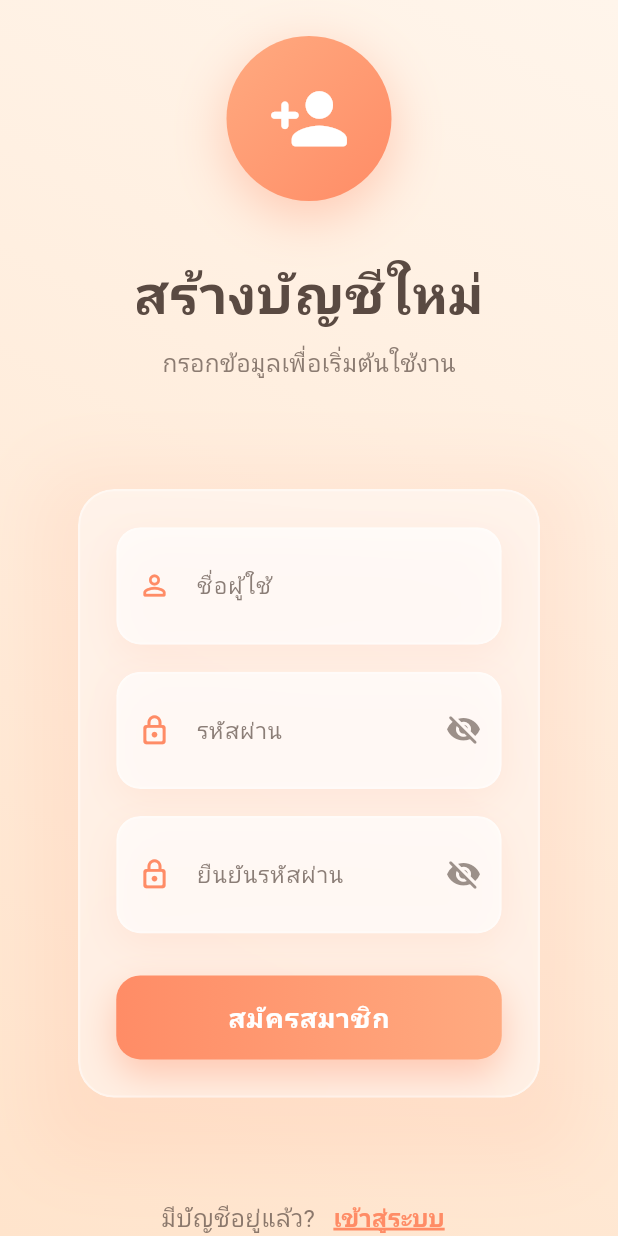
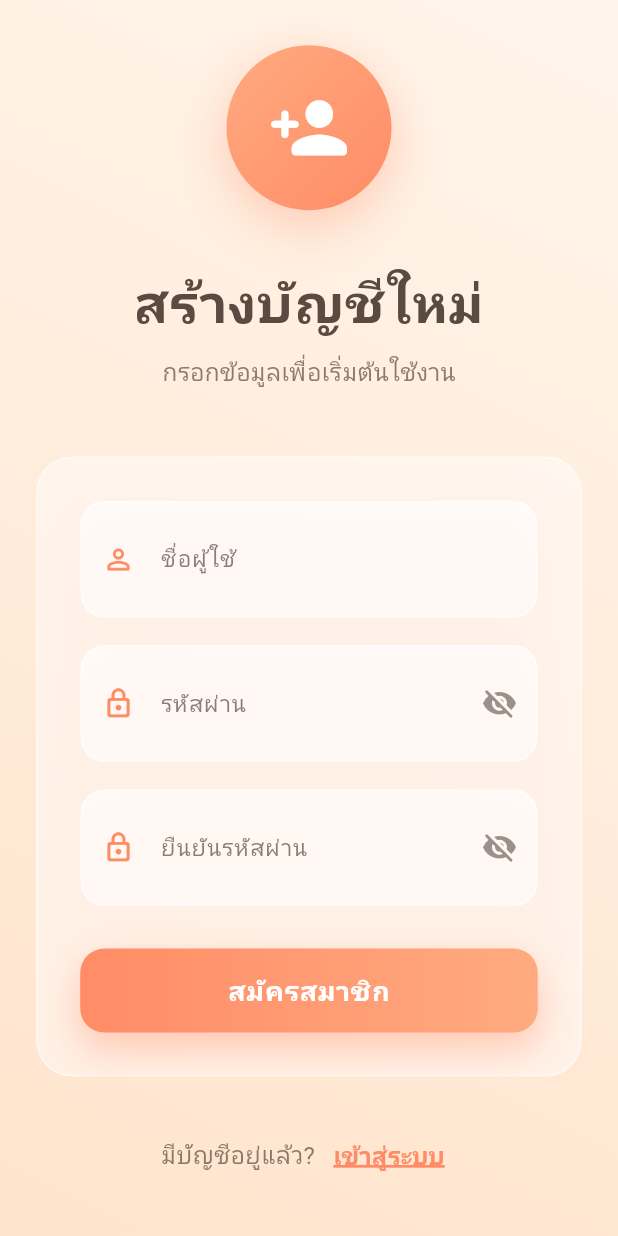
Before and after one commit to SSmikey/inventory_my_app, a Flutter app: the RegisterScreen screen opened by its route, on a phone screen of 412 x 824 dp. Run offline on Flutter 3.47's test engine with Material 3 defaults, Android fonts, the phone set to English and light mode, and no system bars; our stand-ins replace fl_chart, google_fonts, shared_preferences; accounts and stored records are empty; Roboto replaces fonts that are missing (Prompt).

Commit message:
register ui

```diff
--- a/lib/screens/register_screen.dart
+++ b/lib/screens/register_screen.dart
@@ -4,15 +4,13 @@ import 'dart:ui';
 
 // ธีมสีส้มนุ่มนวล ไม่แสบตา (เหมือนกับ login_screen.dart)
 class AppColors {
-  static const primaryOrange = Color(0xFFFFAA80); // Soft Coral
-  static const secondaryOrange = Color(0xFFFFCC99); // Warm Peach
-  static const accentOrange = Color(0xFFFF8C66); // Muted Orange
-  static const backgroundStart = Color(0xFFFFF5EB); // Cream White
-  static const backgroundEnd = Color(0xFFFFE4CC); // Light Peach
-  static const cardBackground = Color(0xFFFFFAF5); // Off White
-  static const textDark = Color(0xFF5A4A42); // Warm Brown
-  static const textLight = Color(0xFFFFFFFF);
-  static const shadowColor = Color(0x1AFF8C66); // Subtle Orange Shadow
+  static const primaryOrange = Color(0xFFFFAA80);
+  static const secondaryOrange = Color(0xFFFFCC99);
+  static const accentOrange = Color(0xFFFF8C66);
+  static const backgroundStart = Color(0xFFFFF5EB);
+  static const backgroundEnd = Color(0xFFFFE4CC);
+  static const textDark = Color(0xFF5A4A42);
+  static const shadowColor = Color(0x1AFF8C66);
 }
 
 class RegisterScreen extends StatefulWidget {
@@ -140,26 +138,249 @@ class _RegisterScreenState extends State<RegisterScreen>
     }
   }
 
-  Widget _buildGlassTextField({
-    required TextEditingController controller,
-    required String label,
-    required IconData icon,
-    String? hintText,
-    bool obscureText = false,
-    Widget? suffixIcon,
-  }) {
+  @override
+  Widget build(BuildContext context) {
+    return Scaffold(
+      body: Container(
+        decoration: const BoxDecoration(
+          gradient: LinearGradient(
+            begin: Alignment.topRight,
+            end: Alignment.bottomLeft,
+            colors: [AppColors.backgroundStart, AppColors.backgroundEnd],
+          ),
+        ),
+        child: SafeArea(
+          child: Center(
+            child: SingleChildScrollView(
+              padding: const EdgeInsets.all(24),
+              child: FadeTransition(
+                opacity: _fadeAnimation,
+                child: SlideTransition(
+                  position: _slideAnimation,
+                  child: ScaleTransition(
+                    scale: _scaleAnimation,
+                    child: Column(
+                      mainAxisAlignment: MainAxisAlignment.center,
+                      children: [
+                        _LogoWidget(),
+                        const SizedBox(height: 35),
+                        _HeaderSection(),
+                        const SizedBox(height: 45),
+                        _RegisterCard(
+                          usernameController: _usernameController,
+                          passwordController: _passwordController,
+                          confirmPasswordController: _confirmPasswordController,
+                          obscurePassword: _obscurePassword,
+                          obscureConfirmPassword: _obscureConfirmPassword,
+                          isLoading: _isLoading,
+                          onTogglePassword: () => setState(
+                            () => _obscurePassword = !_obscurePassword,
+                          ),
+                          onToggleConfirmPassword: () => setState(
+                            () => _obscureConfirmPassword =
+                                !_obscureConfirmPassword,
+                          ),
+                          onRegister: _register,
+                        ),
+                        const SizedBox(height: 28),
+                        _LoginLink(),
+                      ],
+                    ),
+                  ),
+                ),
+              ),
+            ),
+          ),
+        ),
+      ),
+    );
+  }
+}
+
+// Logo Widget with Glow Effect
+class _LogoWidget extends StatelessWidget {
+  @override
+  Widget build(BuildContext context) {
     return Container(
+      width: 110,
+      height: 110,
       decoration: BoxDecoration(
-        borderRadius: BorderRadius.circular(16),
+        shape: BoxShape.circle,
+        gradient: const LinearGradient(
+          colors: [AppColors.primaryOrange, AppColors.accentOrange],
+          begin: Alignment.topLeft,
+          end: Alignment.bottomRight,
+        ),
+        boxShadow: [
+          BoxShadow(
+            color: AppColors.accentOrange.withOpacity(0.4),
+            blurRadius: 30,
+            offset: const Offset(0, 10),
+          ),
+        ],
+      ),
+      child: const Icon(
+        Icons.person_add_rounded,
+        size: 55,
+        color: Colors.white,
+      ),
+    );
+  }
+}
+
+// Header Section
+class _HeaderSection extends StatelessWidget {
+  @override
+  Widget build(BuildContext context) {
+    return Column(
+      children: [
+        const Text(
+          "สร้างบัญชีใหม่",
+          style: TextStyle(
+            fontSize: 36,
+            fontWeight: FontWeight.bold,
+            color: AppColors.textDark,
+            letterSpacing: 0.5,
+          ),
+        ),
+        const SizedBox(height: 10),
+        Text(
+          "กรอกข้อมูลเพื่อเริ่มต้นใช้งาน",
+          style: TextStyle(
+            fontSize: 16,
+            color: AppColors.textDark.withOpacity(0.7),
+            fontWeight: FontWeight.w400,
+          ),
+        ),
+      ],
+    );
+  }
+}
+
+// Register Card with Glass Effect
+class _RegisterCard extends StatelessWidget {
+  final TextEditingController usernameController;
+  final TextEditingController passwordController;
+  final TextEditingController confirmPasswordController;
+  final bool obscurePassword;
+  final bool obscureConfirmPassword;
+  final bool isLoading;
+  final VoidCallback onTogglePassword;
+  final VoidCallback onToggleConfirmPassword;
+  final VoidCallback onRegister;
+
+  const _RegisterCard({
+    required this.usernameController,
+    required this.passwordController,
+    required this.confirmPasswordController,
+    required this.obscurePassword,
+    required this.obscureConfirmPassword,
+    required this.isLoading,
+    required this.onTogglePassword,
+    required this.onToggleConfirmPassword,
+    required this.onRegister,
+  });
+
+  @override
+  Widget build(BuildContext context) {
+    return ClipRRect(
+      borderRadius: BorderRadius.circular(24),
+      child: BackdropFilter(
+        filter: ImageFilter.blur(sigmaX: 15, sigmaY: 15),
+        child: Container(
+          decoration: BoxDecoration(
+            color: Colors.white.withOpacity(0.5),
+            borderRadius: BorderRadius.circular(24),
+            border: Border.all(
+              color: Colors.white.withOpacity(0.4),
+              width: 1.5,
+            ),
             boxShadow: [
               BoxShadow(
                 color: AppColors.shadowColor,
-            blurRadius: 20,
-            offset: const Offset(0, 8),
+                blurRadius: 40,
+                offset: const Offset(0, 15),
               ),
             ],
           ),
-      child: ClipRRect(
+          padding: const EdgeInsets.all(28),
+          child: Column(
+            children: [
+              _GlassTextField(
+                controller: usernameController,
+                label: "ชื่อผู้ใช้",
+                icon: Icons.person_outline_rounded,
+                hintText: "เลือกชื่อผู้ใช้ของคุณ",
+              ),
+              const SizedBox(height: 18),
+              _GlassTextField(
+                controller: passwordController,
+                label: "รหัสผ่าน",
+                icon: Icons.lock_outline_rounded,
+                hintText: "อย่างน้อย 6 ตัวอักษร",
+                obscureText: obscurePassword,
+                suffixIcon: IconButton(
+                  icon: Icon(
+                    obscurePassword
+                        ? Icons.visibility_off_rounded
+                        : Icons.visibility_rounded,
+                    color: AppColors.textDark.withOpacity(0.6),
+                  ),
+                  onPressed: onTogglePassword,
+                ),
+              ),
+              const SizedBox(height: 18),
+              _GlassTextField(
+                controller: confirmPasswordController,
+                label: "ยืนยันรหัสผ่าน",
+                icon: Icons.lock_outline_rounded,
+                hintText: "กรอกรหัสผ่านอีกครั้ง",
+                obscureText: obscureConfirmPassword,
+                suffixIcon: IconButton(
+                  icon: Icon(
+                    obscureConfirmPassword
+                        ? Icons.visibility_off_rounded
+                        : Icons.visibility_rounded,
+                    color: AppColors.textDark.withOpacity(0.6),
+                  ),
+                  onPressed: onToggleConfirmPassword,
+                ),
+              ),
+              const SizedBox(height: 28),
+              _GradientButton(
+                text: "สมัครสมาชิก",
+                onPressed: onRegister,
+                isLoading: isLoading,
+              ),
+            ],
+          ),
+        ),
+      ),
+    );
+  }
+}
+
+// Glass TextField
+class _GlassTextField extends StatelessWidget {
+  final TextEditingController controller;
+  final String label;
+  final IconData icon;
+  final String? hintText;
+  final bool obscureText;
+  final Widget? suffixIcon;
+
+  const _GlassTextField({
+    required this.controller,
+    required this.label,
+    required this.icon,
+    this.hintText,
+    this.obscureText = false,
+    this.suffixIcon,
+  });
+
+  @override
+  Widget build(BuildContext context) {
+    return ClipRRect(
       borderRadius: BorderRadius.circular(16),
       child: BackdropFilter(
         filter: ImageFilter.blur(sigmaX: 10, sigmaY: 10),
@@ -171,6 +392,13 @@ class _RegisterScreenState extends State<RegisterScreen>
               color: Colors.white.withOpacity(0.3),
               width: 1.5,
             ),
+            boxShadow: [
+              BoxShadow(
+                color: AppColors.shadowColor,
+                blurRadius: 20,
+                offset: const Offset(0, 8),
+              ),
+            ],
           ),
           child: TextField(
             controller: controller,
@@ -203,15 +431,24 @@ class _RegisterScreenState extends State<RegisterScreen>
           ),
         ),
       ),
-      ),
     );
   }
+}
 
-  Widget _buildGradientButton({
-    required String text,
-    required VoidCallback onPressed,
-    required bool isLoading,
-  }) {
+// Gradient Button
+class _GradientButton extends StatelessWidget {
+  final String text;
+  final VoidCallback onPressed;
+  final bool isLoading;
+
+  const _GradientButton({
+    required this.text,
+    required this.onPressed,
+    required this.isLoading,
+  });
+
+  @override
+  Widget build(BuildContext context) {
     return Container(
       height: 56,
       decoration: BoxDecoration(
@@ -258,179 +495,13 @@ class _RegisterScreenState extends State<RegisterScreen>
       ),
     );
   }
+}
 
+// Login Link
+class _LoginLink extends StatelessWidget {
   @override
   Widget build(BuildContext context) {
-    return Scaffold(
-      body: Container(
-        decoration: const BoxDecoration(
-          gradient: LinearGradient(
-            begin: Alignment.topRight,
-            end: Alignment.bottomLeft,
-            colors: [AppColors.backgroundStart, AppColors.backgroundEnd],
-          ),
-        ),
-        child: SafeArea(
-          child: Center(
-            child: SingleChildScrollView(
-              padding: const EdgeInsets.all(24),
-              child: FadeTransition(
-                opacity: _fadeAnimation,
-                child: SlideTransition(
-                  position: _slideAnimation,
-                  child: ScaleTransition(
-                    scale: _scaleAnimation,
-                    child: Column(
-                      mainAxisAlignment: MainAxisAlignment.center,
-                      children: [
-                        // Logo with Glow
-                        Container(
-                          width: 110,
-                          height: 110,
-                          decoration: BoxDecoration(
-                            shape: BoxShape.circle,
-                            gradient: const LinearGradient(
-                              colors: [
-                                AppColors.primaryOrange,
-                                AppColors.accentOrange,
-                              ],
-                              begin: Alignment.topLeft,
-                              end: Alignment.bottomRight,
-                            ),
-                            boxShadow: [
-                              BoxShadow(
-                                color: AppColors.accentOrange.withOpacity(0.4),
-                                blurRadius: 30,
-                                offset: const Offset(0, 10),
-                              ),
-                            ],
-                          ),
-                          child: const Icon(
-                            Icons.person_add_rounded,
-                            size: 55,
-                            color: Colors.white,
-                          ),
-                        ),
-                        const SizedBox(height: 35),
-
-                        // Title
-                        const Text(
-                          "สร้างบัญชีใหม่",
-                          style: TextStyle(
-                            fontSize: 36,
-                            fontWeight: FontWeight.bold,
-                            color: AppColors.textDark,
-                            letterSpacing: 0.5,
-                          ),
-                        ),
-                        const SizedBox(height: 10),
-                        Text(
-                          "กรอกข้อมูลเพื่อเริ่มต้นใช้งาน",
-                          style: TextStyle(
-                            fontSize: 16,
-                            color: AppColors.textDark.withOpacity(0.7),
-                            fontWeight: FontWeight.w400,
-                          ),
-                        ),
-                        const SizedBox(height: 45),
-
-                        // Glass Register Card
-                        Container(
-                          padding: const EdgeInsets.all(28),
-                          decoration: BoxDecoration(
-                            borderRadius: BorderRadius.circular(24),
-                            boxShadow: [
-                              BoxShadow(
-                                color: AppColors.shadowColor,
-                                blurRadius: 40,
-                                offset: const Offset(0, 15),
-                              ),
-                            ],
-                          ),
-                          child: ClipRRect(
-                            borderRadius: BorderRadius.circular(24),
-                            child: BackdropFilter(
-                              filter: ImageFilter.blur(sigmaX: 15, sigmaY: 15),
-                              child: Container(
-                                decoration: BoxDecoration(
-                                  color: Colors.white.withOpacity(0.5),
-                                  borderRadius: BorderRadius.circular(24),
-                                  border: Border.all(
-                                    color: Colors.white.withOpacity(0.4),
-                                    width: 1.5,
-                                  ),
-                                ),
-                                padding: const EdgeInsets.all(24),
-                                child: Column(
-                                  crossAxisAlignment:
-                                      CrossAxisAlignment.stretch,
-                                  children: [
-                                    _buildGlassTextField(
-                                      controller: _usernameController,
-                                      label: "ชื่อผู้ใช้",
-                                      icon: Icons.person_outline_rounded,
-                                      hintText: "เลือกชื่อผู้ใช้ของคุณ",
-                                    ),
-                                    const SizedBox(height: 18),
-                                    _buildGlassTextField(
-                                      controller: _passwordController,
-                                      label: "รหัสผ่าน",
-                                      icon: Icons.lock_outline_rounded,
-                                      hintText: "อย่างน้อย 6 ตัวอักษร",
-                                      obscureText: _obscurePassword,
-                                      suffixIcon: IconButton(
-                                        icon: Icon(
-                                          _obscurePassword
-                                              ? Icons.visibility_off_rounded
-                                              : Icons.visibility_rounded,
-                                          color: AppColors.textDark.withOpacity(
-                                            0.6,
-                                          ),
-                                        ),
-                                        onPressed: () => setState(
-                                          () => _obscurePassword =
-                                              !_obscurePassword,
-                                        ),
-                                      ),
-                                    ),
-                                    const SizedBox(height: 18),
-                                    _buildGlassTextField(
-                                      controller: _confirmPasswordController,
-                                      label: "ยืนยันรหัสผ่าน",
-                                      icon: Icons.lock_outline_rounded,
-                                      hintText: "กรอกรหัสผ่านอีกครั้ง",
-                                      obscureText: _obscureConfirmPassword,
-                                      suffixIcon: IconButton(
-                                        icon: Icon(
-                                          _obscureConfirmPassword
-                                              ? Icons.visibility_off_rounded
-                                              : Icons.visibility_rounded,
-                                          color: AppColors.textDark.withOpacity(
-                                            0.6,
-                                          ),
-                                        ),
-                                        onPressed: () => setState(
-                                          () => _obscureConfirmPassword =
-                                              !_obscureConfirmPassword,
-                                        ),
-                                      ),
-                                    ),
-                                    const SizedBox(height: 28),
-                                    _buildGradientButton(
-                                      text: "สมัครสมาชิก",
-                                      onPressed: _register,
-                                      isLoading: _isLoading,
-                                    ),
-                                  ],
-                                ),
-                              ),
-                            ),
-                          ),
-                        ),
-                        const SizedBox(height: 28),
-
-                        // Back to Login Link
-                        Row(
+    return Row(
       mainAxisAlignment: MainAxisAlignment.center,
       children: [
         Text(
@@ -442,15 +513,9 @@ class _RegisterScreenState extends State<RegisterScreen>
           ),
         ),
         TextButton(
-                              onPressed: () => Navigator.pushReplacementNamed(
-                                context,
-                                '/login',
-                              ),
+          onPressed: () => Navigator.pushReplacementNamed(context, '/login'),
           style: TextButton.styleFrom(
-                                padding: const EdgeInsets.symmetric(
-                                  horizontal: 8,
-                                  vertical: 4,
-                                ),
+            padding: const EdgeInsets.symmetric(horizontal: 8, vertical: 4),
           ),
           child: const Text(
             "เข้าสู่ระบบ",
@@ -465,16 +530,6 @@ class _RegisterScreenState extends State<RegisterScreen>
           ),
         ),
       ],
-                        ),
-                      ],
-                    ),
-                  ),
-                ),
-              ),
-            ),
-          ),
-        ),
-      ),
     );
   }
 }
```
Lines whose indentation alone changed are shown as unchanged.
